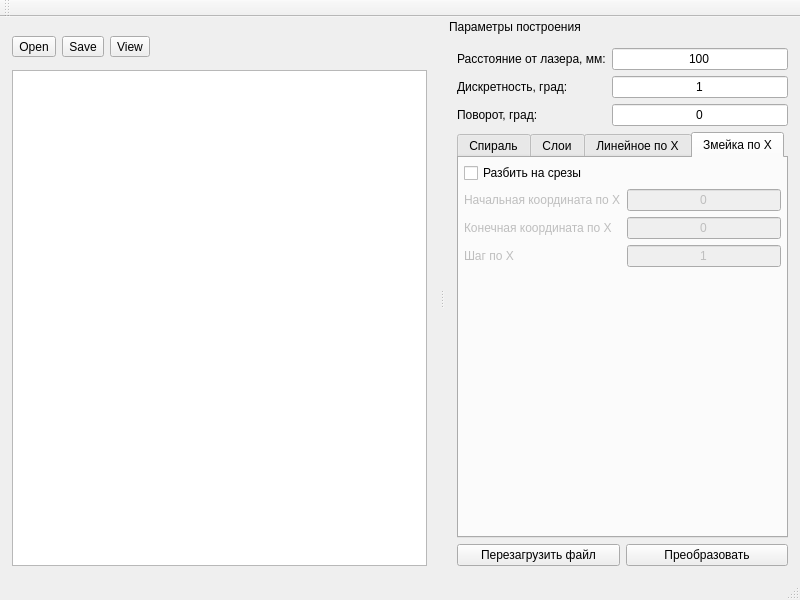
This is app/Scan2Slice/gui/mainwindow.ui in ApplicationsForge/Scan2Slice as Qt 5 draws it before an edit. The edited form follows.
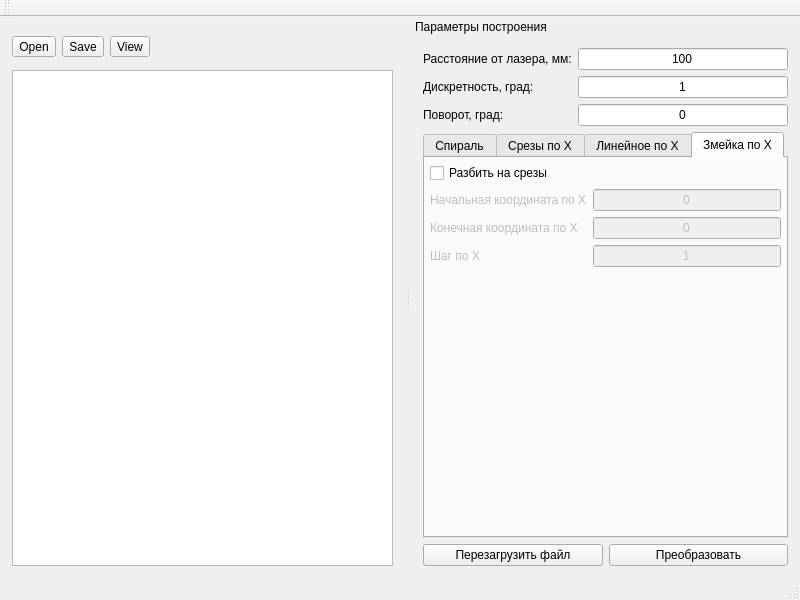
This is the edited form. Icons and pictures are not drawn.

```diff
--- a/app/Scan2Slice/gui/mainwindow.ui
+++ b/app/Scan2Slice/gui/mainwindow.ui
@@ -382,7 +382,7 @@
        </widget>
        <widget class="QWidget" name="sliceScanTab">
         <attribute name="title">
-         <string>Слои</string>
+         <string>Срезы по X</string>
         </attribute>
         <layout class="QGridLayout" name="gridLayout_6">
          <property name="leftMargin">
```
